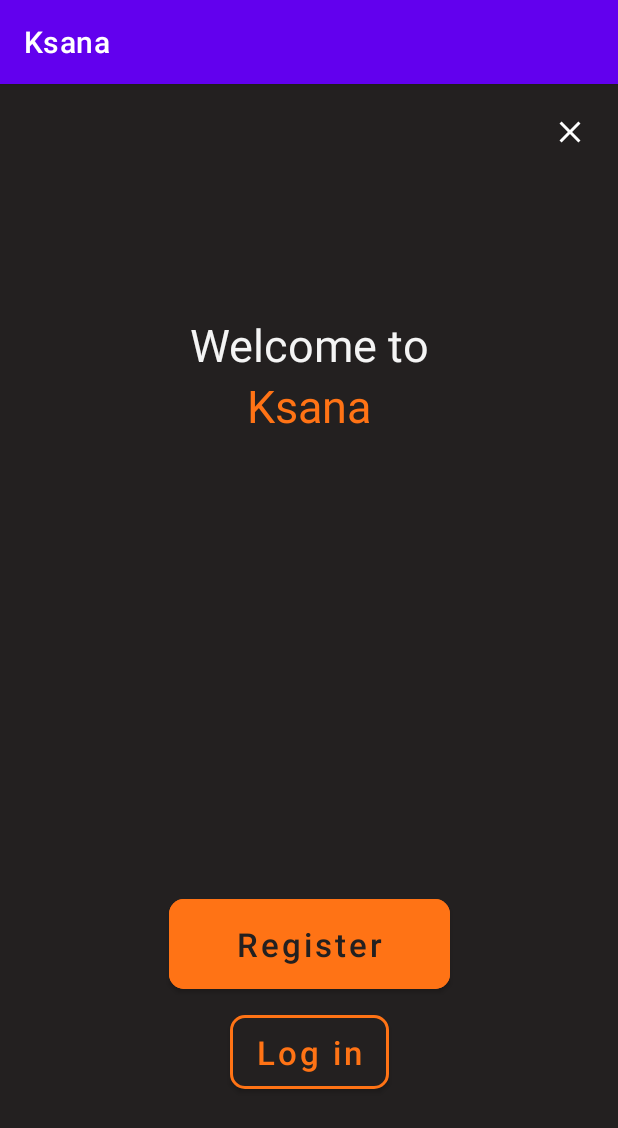
After one commit to DeveloprAbhishek/Ksana, an Android app: the fragment WelcomeFragment shown on its own in the app's theme, on a phone screen of 412 x 824 dp. The commit adds this screen. Shown: the top 1128 px of the screen. Run offline under Robolectric (Android 15) with nearby library versions, the phone set to English and light mode, and no system bars.

Commit message:
Added fragments

```diff
--- a/app/build.gradle
+++ b/app/build.gradle
@@ -39,6 +39,7 @@ dependencies {
     implementation 'androidx.appcompat:appcompat:1.3.1'
     implementation 'com.google.android.material:material:1.4.0'
     implementation 'androidx.constraintlayout:constraintlayout:2.1.1'
+    implementation 'androidx.legacy:legacy-support-v4:1.0.0'
     testImplementation 'junit:junit:4.+'
     androidTestImplementation 'androidx.test.ext:junit:1.1.3'
     androidTestImplementation 'androidx.test.espresso:espresso-core:3.4.0'
--- /dev/null
+++ b/app/src/main/java/com/masai/ksana/ui/fragment/WelcomeFragment.kt
@@ -0,0 +1,13 @@
+package com.masai.ksana.ui.fragment
+
+import android.os.Bundle
+import androidx.fragment.app.Fragment
+import android.view.LayoutInflater
+import android.view.View
+import android.view.ViewGroup
+import com.masai.ksana.R
+
+
+class WelcomeFragment : Fragment(R.layout.fragment_welcome) {
+
+}
--- /dev/null
+++ b/app/src/main/res/drawable/ic_close.xml
@@ -0,0 +1,5 @@
+<vector android:height="24dp" android:tint="#FFFFFF"
+    android:viewportHeight="24" android:viewportWidth="24"
+    android:width="24dp" xmlns:android="http://schemas.android.com/apk/res/android">
+    <path android:fillColor="@android:color/white" android:pathData="M19,6.41L17.59,5 12,10.59 6.41,5 5,6.41 10.59,12 5,17.59 6.41,19 12,13.41 17.59,19 19,17.59 13.41,12z"/>
+</vector>
--- /dev/null
+++ b/app/src/main/res/font/font.xml
@@ -0,0 +1,4 @@
+<?xml version="1.0" encoding="utf-8"?>
+<font-family xmlns:android="http://schemas.android.com/apk/res/android">
+
+</font-family>
--- /dev/null
+++ b/app/src/main/res/layout/fragment_welcome.xml
@@ -0,0 +1,89 @@
+<?xml version="1.0" encoding="utf-8"?>
+<androidx.constraintlayout.widget.ConstraintLayout xmlns:android="http://schemas.android.com/apk/res/android"
+    xmlns:app="http://schemas.android.com/apk/res-auto"
+    xmlns:tools="http://schemas.android.com/tools"
+    android:layout_width="match_parent"
+    android:layout_height="match_parent"
+    android:background="@color/primary_black"
+    tools:context=".ui.fragment.WelcomeFragment">
+
+    <ImageView
+        android:id="@+id/btnClose"
+        android:layout_width="wrap_content"
+        android:layout_height="wrap_content"
+        android:layout_margin="10dp"
+        android:padding="10dp"
+        android:src="@drawable/ic_close"
+        app:layout_constraintRight_toRightOf="parent"
+        app:layout_constraintTop_toTopOf="parent" />
+
+    <androidx.constraintlayout.widget.Guideline
+        android:id="@+id/guideline1"
+        android:layout_width="wrap_content"
+        android:layout_height="wrap_content"
+        android:orientation="horizontal"
+        app:layout_constraintGuide_percent="0.20"/>
+
+    <TextView
+        android:id="@+id/tvWelcomeLabel"
+        android:layout_width="wrap_content"
+        android:layout_height="wrap_content"
+        android:text="Welcome to"
+        android:textSize="30sp"
+        android:textColor="@color/primary_white"
+        app:layout_constraintEnd_toEndOf="parent"
+        app:layout_constraintStart_toStartOf="parent"
+        app:layout_constraintTop_toBottomOf="@id/guideline1" />
+
+    <TextView
+        android:layout_width="wrap_content"
+        android:layout_height="wrap_content"
+        android:text="Ksana"
+        android:textSize="30sp"
+        android:textColor="@color/accent_orange"
+        app:layout_constraintEnd_toEndOf="parent"
+        app:layout_constraintStart_toStartOf="parent"
+        app:layout_constraintTop_toBottomOf="@id/tvWelcomeLabel" />
+
+    <androidx.constraintlayout.widget.Guideline
+        android:id="@+id/guideline2"
+        android:layout_width="wrap_content"
+        android:layout_height="wrap_content"
+        android:orientation="horizontal"
+        app:layout_constraintGuide_percent="0.70"/>
+
+    <com.google.android.material.button.MaterialButton
+        android:id="@+id/btnRegister"
+        android:layout_width="wrap_content"
+        android:layout_height="wrap_content"
+        android:text="Register"
+        android:textSize="22sp"
+        android:textAllCaps="false"
+        android:textColor="@color/primary_black"
+        android:paddingVertical="15dp"
+        android:paddingHorizontal="45dp"
+        app:cornerRadius="10dp"
+        android:backgroundTint="@color/accent_orange"
+        app:layout_constraintStart_toStartOf="parent"
+        app:layout_constraintEnd_toEndOf="parent"
+        app:layout_constraintTop_toTopOf="@id/guideline2"/>
+
+    <com.google.android.material.button.MaterialButton
+        android:id="@+id/btnLogin"
+        android:layout_width="wrap_content"
+        android:layout_height="wrap_content"
+        android:text="Log in"
+        android:textSize="22sp"
+        android:textAllCaps="false"
+        android:textColor="@color/accent_orange"
+        android:paddingVertical="10dp"
+        android:paddingHorizontal="18dp"
+        app:cornerRadius="10dp"
+        app:strokeColor="@color/accent_orange"
+        app:strokeWidth="2dp"
+        android:backgroundTint="@color/primary_black"
+        android:layout_marginTop="5dp"
+        app:layout_constraintStart_toStartOf="parent"
+        app:layout_constraintEnd_toEndOf="parent"
+        app:layout_constraintTop_toBottomOf="@id/btnRegister"/>
+</androidx.constraintlayout.widget.ConstraintLayout>
--- a/app/src/main/res/values/strings.xml
+++ b/app/src/main/res/values/strings.xml
@@ -1,3 +1,5 @@
 <resources>
     <string name="app_name">Ksana</string>
+    <!-- TODO: Remove or change this placeholder text -->
+    <string name="hello_blank_fragment">Hello blank fragment</string>
 </resources>
```
Also changed, not shown: app/src/main/java/com/masai/ksana/ui/fragment/BuySellFragment.kt (added, +12 -0 lines), app/src/main/java/com/masai/ksana/ui/fragment/LoginFragment.kt (added, +12 -0 lines), app/src/main/java/com/masai/ksana/ui/fragment/RegisterFragment.kt (added, +12 -0 lines), app/src/main/res/layout/fragment_buy_sell.xml (added, +14 -0 lines), app/src/main/res/layout/fragment_login.xml (added, +14 -0 lines), app/src/main/res/layout/fragment_register.xml (added, +14 -0 lines).
